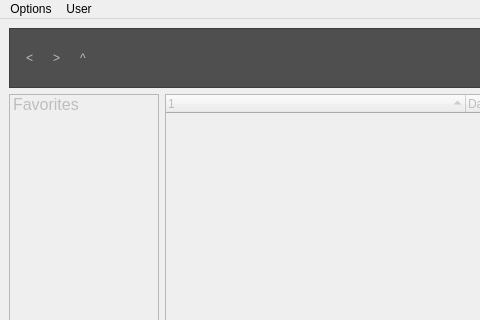
Above: plugins/file_manager/gui/main.ui from MayaFramework/Framework before the change; both pictures show x 0 to 480 and y 0 to 320 of the 1168 by 757 pixel window. Below: the same form after it.
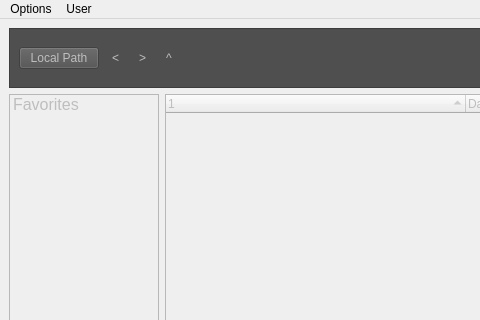
That is the form after the change. Icons and pictures are not drawn. Custom widgets are drawn as their Qt base class.

```diff
--- a/plugins/file_manager/gui/main.ui
+++ b/plugins/file_manager/gui/main.ui
@@ -36,6 +36,13 @@
        <enum>QFrame::Raised</enum>
       </property>
       <layout class="QHBoxLayout" name="horizontalLayout_2">
+       <item>
+        <widget class="QPushButton" name="toLocalPathBT">
+         <property name="text">
+          <string>Local Path</string>
+         </property>
+        </widget>
+       </item>
        <item>
         <widget class="QToolButton" name="beforeBT">
          <property name="cursor">
```
